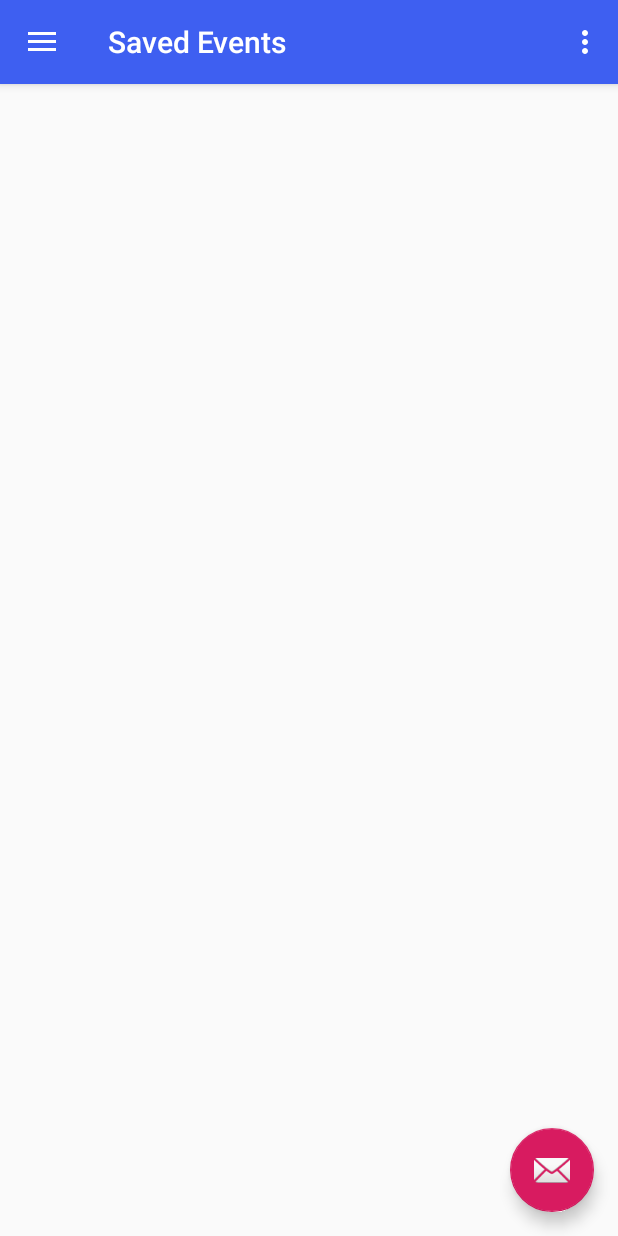
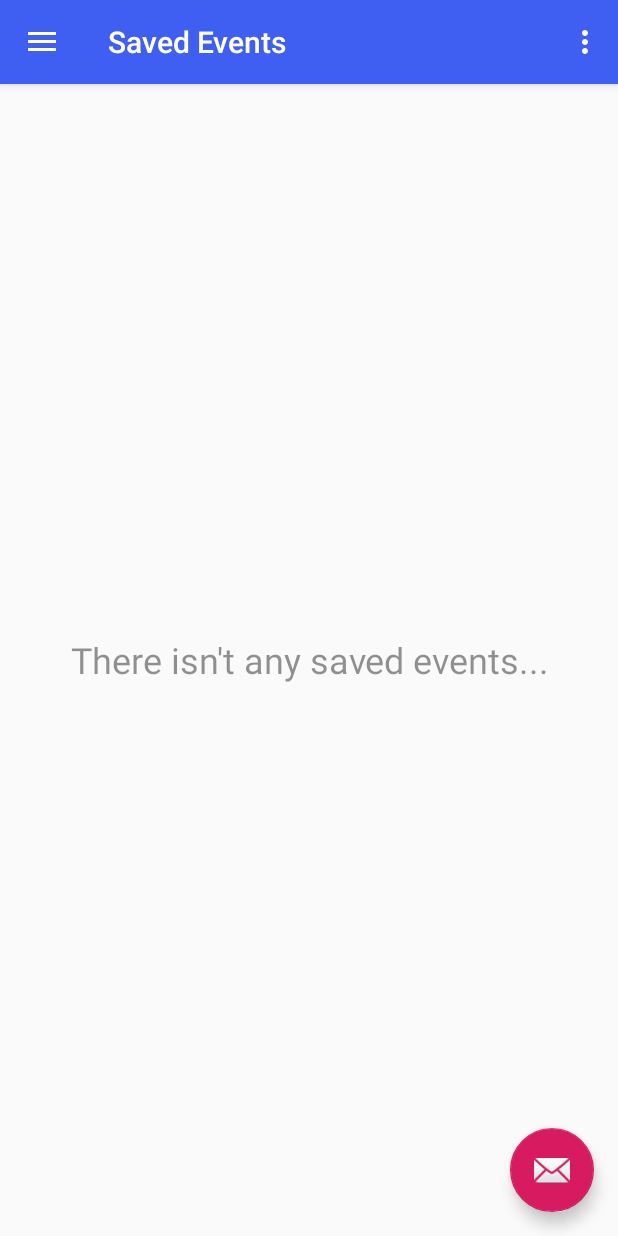
Before and after one commit to gdarwish/NextEvent, an Android app: the screen it shows after launch (MainActivity), in the side drawer, after a tap on "Saved Events", on a phone screen of 412 x 824 dp. Run offline under Robolectric (Android 15) with nearby library versions, the phone set to English and light mode, and no system bars; our stand-ins replace Picasso, Volley, navigation-ui; libraries missing offline, so code that uses them is left out: ca.alidali.mainapi; pictures from the network do not load; 2 statements that could not run were skipped.

Commit message:
colours & design #34

```diff
--- a/app/src/main/java/com/nextevent/Fragments/SavedFragment.java
+++ b/app/src/main/java/com/nextevent/Fragments/SavedFragment.java
@@ -10,6 +10,7 @@ import androidx.recyclerview.widget.RecyclerView;
 import android.view.LayoutInflater;
 import android.view.View;
 import android.view.ViewGroup;
+import android.widget.TextView;
 
 import com.nextevent.DatabaseHandler;
 import com.nextevent.JavaBeans.CustomRecyclerviewAdapter;
@@ -20,13 +21,14 @@ import java.util.ArrayList;
 
 /**
  * @author Ghaith Darwish
- * @last modified: 30/3/2020
+ * @last modified: 01/04/2020
  */
 public class SavedFragment extends Fragment {
 
     RecyclerView recyclerView;
     CustomRecyclerviewAdapter adapter;
     ArrayList<Event> events;
+    TextView savedHint;
 
     public SavedFragment() {
         // Required empty public constructor
@@ -35,6 +37,8 @@ public class SavedFragment extends Fragment {
     @Override
     public View onCreateView(LayoutInflater inflater, ViewGroup container, Bundle savedInstanceState) {
         View view = inflater.inflate(R.layout.fragment_saved, container, false);
+        savedHint = view.findViewById(R.id.savedHint);
+
         // link recycler view with xml
         recyclerView = view.findViewById(R.id.recyclerView);
         // create data database object
@@ -42,6 +46,13 @@ public class SavedFragment extends Fragment {
 
         // get all events from the database and store in events ArrayList
         events = db.getAllEvents();
+
+        // check if there's any save events
+        if (events.size() > 0){
+            // hide the hint text
+            savedHint.setVisibility(View.GONE);
+        }
+
         // create CustomRecyclerviewAdapter object and give it the events lists, and savedEventToDetails id
         adapter = new CustomRecyclerviewAdapter(events, getContext(), R.id.savedEventToDetails, true);
         recyclerView.setLayoutManager(new LinearLayoutManager(getContext()));
--- a/app/src/main/java/com/nextevent/JavaBeans/CustomRecyclerviewAdapter.java
+++ b/app/src/main/java/com/nextevent/JavaBeans/CustomRecyclerviewAdapter.java
@@ -143,7 +143,7 @@ public class CustomRecyclerviewAdapter extends RecyclerView.Adapter<CustomRecycl
                     // Creating AlertDialog when deleting an event
                     new AlertDialog.Builder(context).setTitle("Delete")
                             .setMessage("Are you sure you want to delete " + events.get(getLayoutPosition()).getTitle() + "?")
-                            .setIcon(android.R.drawable.ic_dialog_alert)
+                            .setIcon(R.drawable.ic_warning_black_24dp)
                             .setPositiveButton("Yes", new DialogInterface.OnClickListener() {
                                 @Override
                                 public void onClick(DialogInterface dialog, int which) {
--- a/app/src/main/res/drawable-v24/border.xml
+++ b/app/src/main/res/drawable-v24/border.xml
@@ -1,5 +1,5 @@
 <?xml version="1.0" encoding="utf-8"?>
 <shape xmlns:android="http://schemas.android.com/apk/res/android" android:shape="rectangle" >
     <solid android:color="@android:color/white" />
-    <stroke android:width="1dip" android:color="#4fa5d5"/>
+    <stroke android:width="1dip" android:color="#3e5ff1"/>
 </shape>
--- a/app/src/main/res/drawable/ic_access_time_black_24dp.xml
+++ b/app/src/main/res/drawable/ic_access_time_black_24dp.xml
@@ -4,6 +4,6 @@
         android:viewportWidth="24.0"
         android:viewportHeight="24.0">
     <path
-        android:fillColor="#FF000000"
+        android:fillColor="#2C4FFB"
         android:pathData="M11.99,2C6.47,2 2,6.48 2,12s4.47,10 9.99,10C17.52,22 22,17.52 22,12S17.52,2 11.99,2zM12,20c-4.42,0 -8,-3.58 -8,-8s3.58,-8 8,-8 8,3.58 8,8 -3.58,8 -8,8zM12.5,7H11v6l5.25,3.15 0.75,-1.23 -4.5,-2.67z"/>
 </vector>
--- a/app/src/main/res/drawable/ic_delete_black_24dp.xml
+++ b/app/src/main/res/drawable/ic_delete_black_24dp.xml
@@ -4,6 +4,6 @@
         android:viewportWidth="24.0"
         android:viewportHeight="24.0">
     <path
-        android:fillColor="#FF000000"
+        android:fillColor="#2C4FFB"
         android:pathData="M6,19c0,1.1 0.9,2 2,2h8c1.1,0 2,-0.9 2,-2V7H6v12zM19,4h-3.5l-1,-1h-5l-1,1H5v2h14V4z"/>
 </vector>
--- a/app/src/main/res/drawable/ic_directions_black_24dp.xml
+++ b/app/src/main/res/drawable/ic_directions_black_24dp.xml
@@ -4,6 +4,6 @@
         android:viewportWidth="24.0"
         android:viewportHeight="24.0">
     <path
-        android:fillColor="#FF000000"
+        android:fillColor="#2C4FFB"
         android:pathData="M21.71,11.29l-9,-9c-0.39,-0.39 -1.02,-0.39 -1.41,0l-9,9c-0.39,0.39 -0.39,1.02 0,1.41l9,9c0.39,0.39 1.02,0.39 1.41,0l9,-9c0.39,-0.38 0.39,-1.01 0,-1.41zM14,14.5V12h-4v3H8v-4c0,-0.55 0.45,-1 1,-1h5V7.5l3.5,3.5 -3.5,3.5z"/>
 </vector>
--- a/app/src/main/res/drawable/ic_location_on_black_24dp.xml
+++ b/app/src/main/res/drawable/ic_location_on_black_24dp.xml
@@ -4,6 +4,6 @@
         android:viewportWidth="24.0"
         android:viewportHeight="24.0">
     <path
-        android:fillColor="#FF000000"
+        android:fillColor="#2C4FFB"
         android:pathData="M12,2C8.13,2 5,5.13 5,9c0,5.25 7,13 7,13s7,-7.75 7,-13c0,-3.87 -3.13,-7 -7,-7zM12,11.5c-1.38,0 -2.5,-1.12 -2.5,-2.5s1.12,-2.5 2.5,-2.5 2.5,1.12 2.5,2.5 -1.12,2.5 -2.5,2.5z"/>
 </vector>
--- a/app/src/main/res/drawable/ic_public_black_24dp.xml
+++ b/app/src/main/res/drawable/ic_public_black_24dp.xml
@@ -4,6 +4,6 @@
         android:viewportWidth="24.0"
         android:viewportHeight="24.0">
     <path
-        android:fillColor="#FF000000"
+        android:fillColor="#2C4FFB"
         android:pathData="M12,2C6.48,2 2,6.48 2,12s4.48,10 10,10 10,-4.48 10,-10S17.52,2 12,2zM11,19.93c-3.95,-0.49 -7,-3.85 -7,-7.93 0,-0.62 0.08,-1.21 0.21,-1.79L9,15v1c0,1.1 0.9,2 2,2v1.93zM17.9,17.39c-0.26,-0.81 -1,-1.39 -1.9,-1.39h-1v-3c0,-0.55 -0.45,-1 -1,-1L8,12v-2h2c0.55,0 1,-0.45 1,-1L11,7h2c1.1,0 2,-0.9 2,-2v-0.41c2.93,1.19 5,4.06 5,7.41 0,2.08 -0.8,3.97 -2.1,5.39z"/>
 </vector>
--- a/app/src/main/res/drawable/ic_save_black_24dp.xml
+++ b/app/src/main/res/drawable/ic_save_black_24dp.xml
@@ -4,6 +4,6 @@
         android:viewportWidth="24.0"
         android:viewportHeight="24.0">
     <path
-        android:fillColor="#FF000000"
+        android:fillColor="#2C4FFB"
         android:pathData="M17,3L5,3c-1.11,0 -2,0.9 -2,2v14c0,1.1 0.89,2 2,2h14c1.1,0 2,-0.9 2,-2L21,7l-4,-4zM12,19c-1.66,0 -3,-1.34 -3,-3s1.34,-3 3,-3 3,1.34 3,3 -1.34,3 -3,3zM15,9L5,9L5,5h10v4z"/>
 </vector>
--- a/app/src/main/res/drawable/ic_share_black_24dp.xml
+++ b/app/src/main/res/drawable/ic_share_black_24dp.xml
@@ -4,6 +4,6 @@
         android:viewportWidth="24.0"
         android:viewportHeight="24.0">
     <path
-        android:fillColor="#FF000000"
+        android:fillColor="#2C4FFB"
         android:pathData="M18,16.08c-0.76,0 -1.44,0.3 -1.96,0.77L8.91,12.7c0.05,-0.23 0.09,-0.46 0.09,-0.7s-0.04,-0.47 -0.09,-0.7l7.05,-4.11c0.54,0.5 1.25,0.81 2.04,0.81 1.66,0 3,-1.34 3,-3s-1.34,-3 -3,-3 -3,1.34 -3,3c0,0.24 0.04,0.47 0.09,0.7L8.04,9.81C7.5,9.31 6.79,9 6,9c-1.66,0 -3,1.34 -3,3s1.34,3 3,3c0.79,0 1.5,-0.31 2.04,-0.81l7.12,4.16c-0.05,0.21 -0.08,0.43 -0.08,0.65 0,1.61 1.31,2.92 2.92,2.92 1.61,0 2.92,-1.31 2.92,-2.92s-1.31,-2.92 -2.92,-2.92z"/>
 </vector>
--- /dev/null
+++ b/app/src/main/res/drawable/ic_warning_black_24dp.xml
@@ -0,0 +1,5 @@
+<vector android:height="24dp" android:tint="#3E5FF1"
+    android:viewportHeight="24.0" android:viewportWidth="24.0"
+    android:width="24dp" xmlns:android="http://schemas.android.com/apk/res/android">
+    <path android:fillColor="#FF000000" android:pathData="M1,21h22L12,2 1,21zM13,18h-2v-2h2v2zM13,14h-2v-4h2v4z"/>
+</vector>
--- a/app/src/main/res/layout/fragment_events.xml
+++ b/app/src/main/res/layout/fragment_events.xml
@@ -27,7 +27,7 @@
         android:layout_gravity="center_vertical"
         android:layout_weight="1"
         android:gravity="center"
-        android:text="Search for events..."
-        android:textColor="@android:color/black"
+        android:text="@string/HintText"
+        android:textColor="@color/hitText"
         android:textSize="24sp" />
 </LinearLayout>
--- a/app/src/main/res/layout/fragment_saved.xml
+++ b/app/src/main/res/layout/fragment_saved.xml
@@ -10,5 +10,19 @@
     <androidx.recyclerview.widget.RecyclerView
         android:id="@+id/recyclerView"
         android:layout_width="match_parent"
-        android:layout_height="match_parent" />
+        android:layout_height="wrap_content">
+
+    </androidx.recyclerview.widget.RecyclerView>
+
+    <TextView
+        android:id="@+id/savedHint"
+        android:layout_width="match_parent"
+        android:layout_height="wrap_content"
+        android:layout_gravity="center_vertical"
+        android:layout_weight="1"
+        android:gravity="center"
+        android:text="@string/SavedHint"
+        android:textColor="@color/hitText"
+        android:textSize="24sp" />
+
 </LinearLayout>
--- a/app/src/main/res/values/colors.xml
+++ b/app/src/main/res/values/colors.xml
@@ -3,4 +3,5 @@
     <color name="colorPrimary">#3e5ff1</color>
     <color name="colorPrimaryDark">#4457cb</color>
     <color name="colorAccent">#D81B60</color>
+    <color name="hitText">#6D000000</color>
 </resources>
--- a/app/src/main/res/values/strings.xml
+++ b/app/src/main/res/values/strings.xml
@@ -14,4 +14,6 @@
     <!-- TODO: Remove or change this placeholder text -->
     <string name="hello_blank_fragment">Hello blank fragment</string>
     <string name="searchHint">Search for event...</string>
+    <string name="HintText">Search for events...</string>
+    <string name="SavedHint">There isn\'t any saved events...</string>
 </resources>
```
